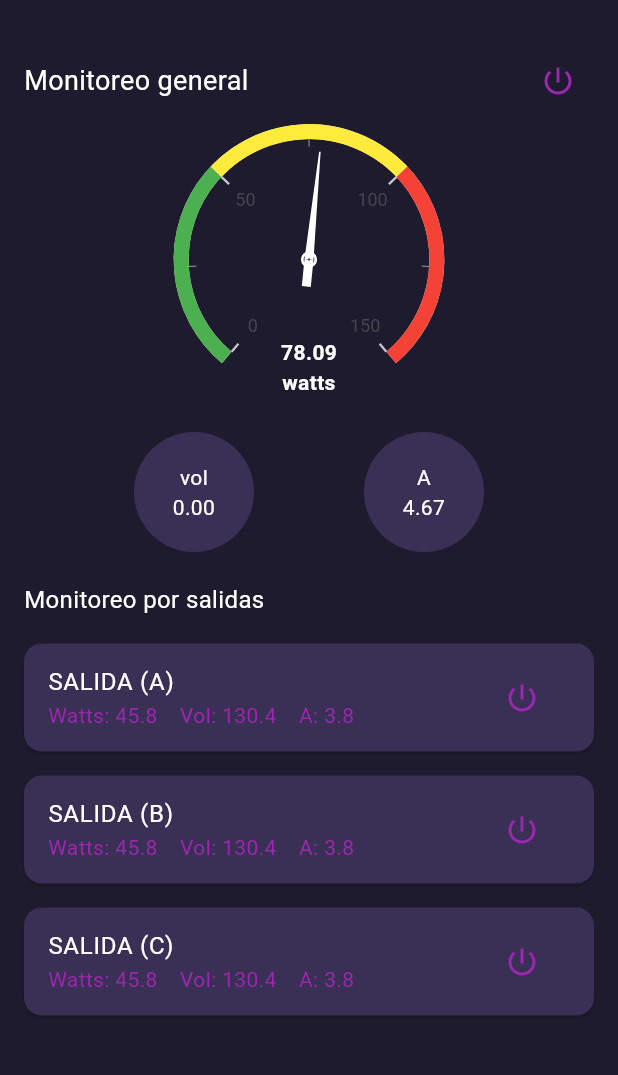
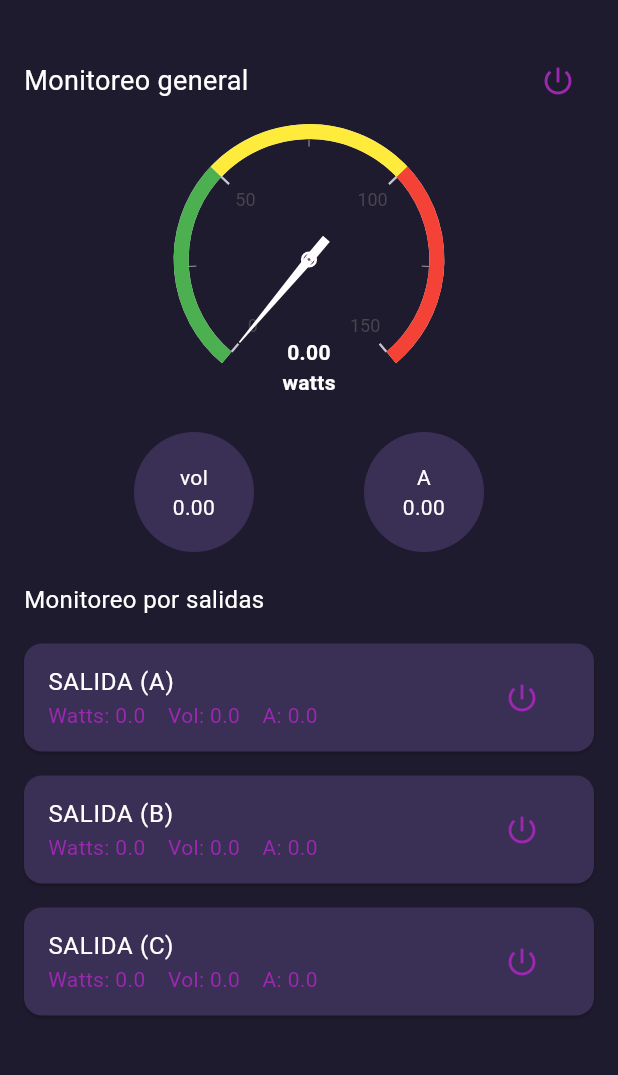
Before and after one commit to Yeison242002/reach, a Flutter app: the HomeScreen screen opened directly, on a phone screen of 412 x 824 dp, the part 63-1138 px from its top. Run offline on Flutter 3.47's test engine with Material 3 defaults, Android fonts, the phone set to English and light mode, and no system bars; drawn by our look-alikes of syncfusion_flutter_gauges; our stand-ins replace cloud_firestore, firebase_auth, firebase_core, firebase_database, fl_chart; missing offline and left inert: mqtt_client; accounts and stored records are empty.

Commit message:
funcionamiento de gauges

```diff
--- a/lib/presentation/screens/home/home_screen.dart
+++ b/lib/presentation/screens/home/home_screen.dart
@@ -17,7 +17,16 @@ class _HomeScreenState extends State<HomeScreen> {
     'B': false,
     'C': false,
   };
+
+  Map<String, Map<String, double>> outputData = {
+  'A': {'watts': 0.0, 'volts': 0.0, 'amps': 0.0},
+  'B': {'watts': 0.0, 'volts': 0.0, 'amps': 0.0},
+  'C': {'watts': 0.0, 'volts': 0.0, 'amps': 0.0},
+};
+
   double voltage = 0.0;
+  double totalCurrent = 0.0;
+
 
   @override
 void initState() {
@@ -29,6 +38,18 @@ void initState() {
         voltage = v; // Actualiza el estado con el nuevo voltaje
       });
     });
+  _mqttService.subscribeToTotalCurrent((double current) {
+  setState(() {
+    totalCurrent = current;
+  });
+});
+_mqttService.subscribeToOutputData(
+  onData: (id, watts, volts, amps) {
+    setState(() {
+      outputData[id] = {'watts': watts, 'volts': volts, 'amps': amps};
+    });
+  },
+);
   });
 }
 
@@ -101,7 +122,7 @@ void initState() {
     axes: <RadialAxis>[
       RadialAxis(
         minimum: 0,
-                    maximum: 150,
+        maximum: 150, // Ajusta si esperas más consumo
         ranges: <GaugeRange>[
           GaugeRange(startValue: 0, endValue: 50, color: Colors.green),
           GaugeRange(startValue: 50, endValue: 100, color: Colors.yellow),
@@ -109,7 +130,7 @@ void initState() {
         ],
         pointers: <GaugePointer>[
           NeedlePointer(
-                        value: 78.09,
+            value: (voltage * totalCurrent).clamp(0, 150),
             needleColor: Colors.white,
             needleStartWidth: 0.5,
             needleEndWidth: 3,
@@ -130,9 +151,13 @@ void initState() {
         annotations: <GaugeAnnotation>[
           GaugeAnnotation(
             widget: Text(
-                          '78.09\nwatts',
+              '${(voltage * totalCurrent).toStringAsFixed(2)}\nwatts',
               textAlign: TextAlign.center,
-                          style: TextStyle(fontSize: 14, fontWeight: FontWeight.bold, color: Colors.white),
+              style: const TextStyle(
+                fontSize: 14,
+                fontWeight: FontWeight.bold,
+                color: Colors.white,
+              ),
             ),
             angle: 90,
             positionFactor: 0.8,
@@ -142,12 +167,14 @@ void initState() {
     ],
   ),
 ),
+
             const SizedBox(height: 20),
             Row(
               mainAxisAlignment: MainAxisAlignment.spaceEvenly,
               children: [
                 _circularGauge('vol', voltage),
-                _circularGauge('A', 4.67),
+                _circularGauge('A', totalCurrent),
+
               ],
             ),
             const SizedBox(height: 20),
@@ -192,8 +219,9 @@ void initState() {
       ],
     );
   }
+Widget _outputTile(String title, String id) {
+  final data = outputData[id]!;
 
-  Widget _outputTile(String title, String id) {
   return Card(
     color: const Color(0xFF3A2F54),
     shape: RoundedRectangleBorder(borderRadius: BorderRadius.circular(12)),
@@ -203,9 +231,9 @@ void initState() {
         title,
         style: const TextStyle(color: Colors.white),
       ),
-        subtitle: const Text(
-          'Watts: 45.8    Vol: 130.4    A: 3.8',
-          style: TextStyle(color: Colors.purple),
+      subtitle: Text(
+        'Watts: ${data['watts']!.toStringAsFixed(1)}    Vol: ${data['volts']!.toStringAsFixed(1)}    A: ${data['amps']!.toStringAsFixed(1)}',
+        style: const TextStyle(color: Colors.purple),
       ),
       trailing: IconButton(
         icon: Icon(
@@ -218,4 +246,5 @@ void initState() {
   );
 }
 
+
 }
```
Also changed, not shown: lib/services/mqtt_service.dart (+61 -0 lines). Lines whose indentation alone changed are shown as unchanged.
